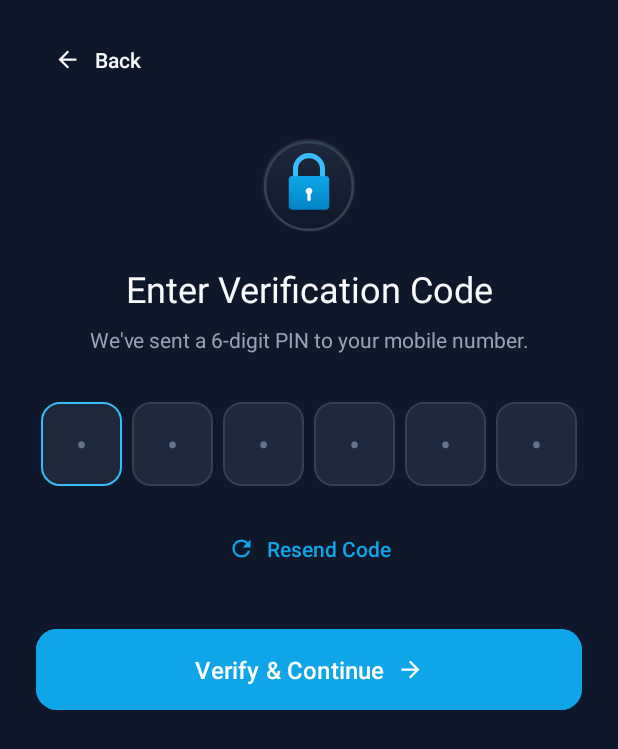
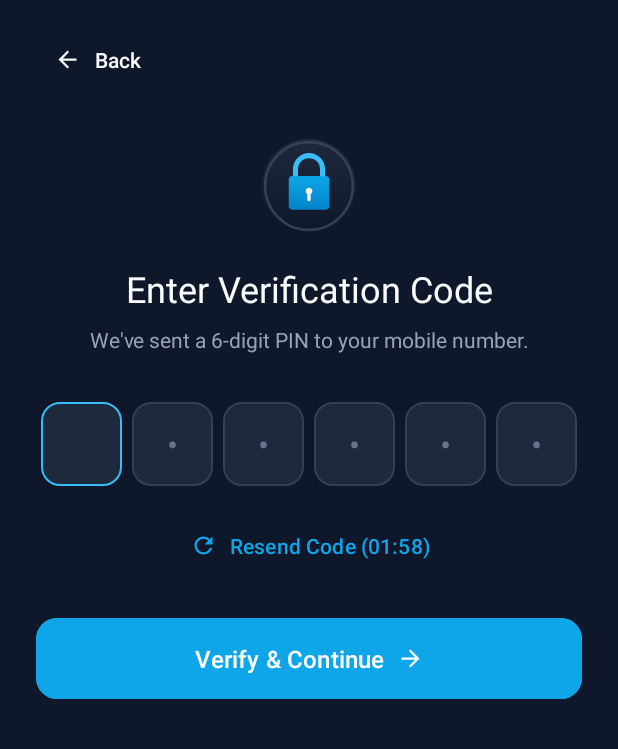
Before and after one commit to zousama-git/vuka-b2ip, an Android app: the VerificationCode screen opened directly, with no data from a screen before it, after a tap on "Verify & Continue", on a phone screen of 412 x 824 dp. Shown: the top 749 px of the screen. Run offline under Robolectric (Android 15) with nearby library versions, the phone set to English and light mode, and no system bars; 1 statement that could not run was skipped; 1 other tap on this screen came first.

Commit message:
Add ride verification and OTP resend flow
Require a license-plate photo before unlocking passenger trip safety controls, add a timed OTP resend button, and update the trip screen to display a random demo route. Remove the SOS and stop-sharing controls.

```diff
--- a/app/src/main/java/com/example/vuka/VerificationCode.java
+++ b/app/src/main/java/com/example/vuka/VerificationCode.java
@@ -2,6 +2,7 @@ package com.example.vuka;
 
 import android.content.Intent;
 import android.os.Bundle;
+import android.os.CountDownTimer;
 import android.text.Editable;
 import android.text.TextWatcher;
 import android.view.KeyEvent;
@@ -15,11 +16,13 @@ import androidx.core.view.ViewCompat;
 import androidx.core.view.WindowCompat;
 import androidx.core.view.WindowInsetsCompat;
 
-/**
- * VerificationCode Activity - Handles 6-digit OTP UI, auto-focus navigation, and user routing.
- * Written with clean, simple Java 8 constructs for students.
- */
+import com.google.android.material.button.MaterialButton;
+
+import java.util.Locale;
+
 public class VerificationCode extends AppCompatActivity {
+    private EditText[] otpBoxes;
+    private MaterialButton btnResendCode;
 
     @Override
     protected void onCreate(Bundle savedInstanceState) {
@@ -27,7 +30,6 @@ public class VerificationCode extends AppCompatActivity {
         WindowCompat.enableEdgeToEdge(getWindow());
         setContentView(R.layout.activity_verification_code);
 
-        // Adjust padding for system bars
         View mainView = findViewById(R.id.main);
         if (mainView != null) {
             ViewCompat.setOnApplyWindowInsetsListener(mainView, (v, insets) -> {
@@ -37,110 +39,98 @@ public class VerificationCode extends AppCompatActivity {
             });
         }
 
-        // Attach auto-advance listeners to the OTP digit fields
+        btnResendCode = findViewById(R.id.btnResendCode);
         setupOtpInputs();
     }
 
-    /**
-     * Sets up text change and key listeners on the 6 digit boxes to auto-advance focus.
-     */
     private void setupOtpInputs() {
-        EditText et2 = findViewById(R.id.editTextNumber2);
-        EditText et3 = findViewById(R.id.editTextNumber3);
-        EditText et4 = findViewById(R.id.editTextNumber4);
-        EditText et5 = findViewById(R.id.editTextNumber5);
-        EditText et6 = findViewById(R.id.editTextNumber6);
-        EditText et7 = findViewById(R.id.editTextNumber7);
+        int[] ids = {R.id.editTextNumber2, R.id.editTextNumber3, R.id.editTextNumber4, R.id.editTextNumber5, R.id.editTextNumber6, R.id.editTextNumber7};
+        otpBoxes = new EditText[ids.length];
 
-        EditText[] otpBoxes = new EditText[]{et2, et3, et4, et5, et6, et7};
+        for (int i = 0; i < ids.length; i++) {
+            int idx = i;
+            otpBoxes[i] = findViewById(ids[i]);
+            if (otpBoxes[i] == null) continue;
 
-        for (int i = 0; i < otpBoxes.length; i++) {
-            final int currentIndex = i;
-            EditText currentBox = otpBoxes[i];
-            if (currentBox == null) continue;
-
-            currentBox.addTextChangedListener(new TextWatcher() {
-                @Override
-                public void beforeTextChanged(CharSequence s, int start, int count, int after) {}
-
-                @Override
-                public void onTextChanged(CharSequence s, int start, int before, int count) {
-                    if (s.length() == 1 && currentIndex < otpBoxes.length - 1) {
-                        EditText nextBox = otpBoxes[currentIndex + 1];
-                        if (nextBox != null) {
-                            nextBox.requestFocus();
-                        }
+            otpBoxes[i].setOnFocusChangeListener((v, hasFocus) -> { //removes dots when on current box
+                if (v instanceof EditText) {
+                    EditText box = (EditText) v;
+                    if (hasFocus) {
+                        box.setHint("");
+                    } else if (box.getText().length() == 0) {
+                        box.setHint("•");
                     }
                 }
-
-                @Override
-                public void afterTextChanged(Editable s) {}
             });
 
-            currentBox.setOnKeyListener((v, keyCode, event) -> {
-                if (keyCode == KeyEvent.KEYCODE_DEL && event.getAction() == KeyEvent.ACTION_DOWN) {
-                    if (currentBox.getText().toString().isEmpty() && currentIndex > 0) {
-                        EditText prevBox = otpBoxes[currentIndex - 1];
-                        if (prevBox != null) {
-                            prevBox.requestFocus();
-                            return true;
-                        }
-                    }
+            otpBoxes[i].addTextChangedListener(new TextWatcher() { //change to next box after input
+                public void beforeTextChanged(CharSequence s, int start, int count, int after) {}
+                public void afterTextChanged(Editable s) {}
+                public void onTextChanged(CharSequence s, int start, int before, int count) {
+                    if (s.length() == 1 && idx < otpBoxes.length - 1) otpBoxes[idx + 1].requestFocus();
+                }
+            });
+
+            otpBoxes[i].setOnKeyListener((v, code, e) -> {
+                if (code == KeyEvent.KEYCODE_DEL && e.getAction() == KeyEvent.ACTION_DOWN && otpBoxes[idx].getText().length() == 0 && idx > 0) {
+                    otpBoxes[idx - 1].requestFocus();
+                    return true;
                 }
                 return false;
             });
         }
     }
 
-    /**
-     * Called when the user clicks the "Verify & Continue" button.
-     */
+    //resend otp
+    public void resendCode(View view) {
+        if (btnResendCode != null) {
+            btnResendCode.setEnabled(false);
+        }
+        Toast.makeText(this, "New verification code sent!", Toast.LENGTH_SHORT).show();
+
+        // 120,000 ms cooldown timer
+        new CountDownTimer(120000, 1000) {
+            public void onTick(long millisUntilFinished) {
+                long secondsLeft = millisUntilFinished / 1000;
+                long min = secondsLeft / 60;
+                long sec = secondsLeft % 60;
+                if (btnResendCode != null) {
+                    btnResendCode.setText(String.format(Locale.getDefault(), "Resend Code (%02d:%02d)", min, sec));
+                }
+            }
+
+            public void onFinish() {
+                if (btnResendCode != null) {
+                    btnResendCode.setEnabled(true);
+                    btnResendCode.setText(R.string.resend_code);
+                }
+            }
+        }.start();
+    }
+
     public void startDriver(View verifyButton) {
         boolean isDriver = getIntent().getBooleanExtra("isDriver", false);
 
-        String enteredOtp = readOtpFromInputFields();
-        if (enteredOtp.length() < 6) {
+        if (readOtpFromInputFields().length() < 6) {
             Toast.makeText(this, "Please enter all 6 digits of your OTP code", Toast.LENGTH_SHORT).show();
             return;
         }
 
-        navigateToTargetActivity(isDriver);
-    }
-
-    /**
-     * Reads and combines the 6 separate OTP digit boxes into a single string.
-     */
-    private String readOtpFromInputFields() {
-        EditText et2 = findViewById(R.id.editTextNumber2);
-        EditText et3 = findViewById(R.id.editTextNumber3);
-        EditText et4 = findViewById(R.id.editTextNumber4);
-        EditText et5 = findViewById(R.id.editTextNumber5);
-        EditText et6 = findViewById(R.id.editTextNumber6);
-        EditText et7 = findViewById(R.id.editTextNumber7);
-
-        StringBuilder otpBuilder = new StringBuilder();
-        if (et2 != null) otpBuilder.append(et2.getText().toString());
-        if (et3 != null) otpBuilder.append(et3.getText().toString());
-        if (et4 != null) otpBuilder.append(et4.getText().toString());
-        if (et5 != null) otpBuilder.append(et5.getText().toString());
-        if (et6 != null) otpBuilder.append(et6.getText().toString());
-        if (et7 != null) otpBuilder.append(et7.getText().toString());
-
-        return otpBuilder.toString().trim();
-    }
-
-    /**
-     * Navigates to Driver Activity if user is a driver, or Passenger Activity if passenger.
-     */
-    private void navigateToTargetActivity(boolean isDriver) {
         Intent nextIntent = new Intent(VerificationCode.this, isDriver ? Driver.class : Passenger.class);
         startActivity(nextIntent);
         finish();
     }
 
-    /**
-     * Called when the user clicks the "Back" button.
-     */
+    private String readOtpFromInputFields() {
+        StringBuilder otp = new StringBuilder();
+        if (otpBoxes != null) {
+            for (EditText box : otpBoxes) {
+                if (box != null) otp.append(box.getText().toString());
+            }
+        }
+        return otp.toString().trim();
+    }
+
     public void goBack(View backButton) {
         finish();
     }
--- a/app/src/main/res/layout/activity_verification_code.xml
+++ b/app/src/main/res/layout/activity_verification_code.xml
@@ -209,23 +209,21 @@
                     tools:text="0" />
             </LinearLayout>
 
-            <!-- Resend Code (TextView) -->
-            <TextView
-                android:id="@+id/textView14"
+            <!-- Resend Code Button -->
+            <com.google.android.material.button.MaterialButton
+                android:id="@+id/btnResendCode"
+                style="@style/Widget.Material3.Button.TextButton"
                 android:layout_width="wrap_content"
                 android:layout_height="wrap_content"
-                android:layout_marginTop="24dp"
-                android:background="?attr/selectableItemBackgroundBorderless"
-                android:clickable="true"
-                android:drawablePadding="8dp"
-                android:focusable="true"
+                android:layout_marginTop="16dp"
                 android:fontFamily="sans-serif-medium"
-                android:gravity="center"
-                android:padding="8dp"
+                android:onClick="resendCode"
                 android:text="@string/resend_code"
                 android:textColor="@color/primary"
                 android:textSize="14sp"
-                app:drawableStartCompat="@drawable/ic_resend"
+                app:icon="@drawable/ic_resend"
+                app:iconPadding="8dp"
+                app:iconTint="@color/primary"
                 app:layout_constraintEnd_toEndOf="parent"
                 app:layout_constraintStart_toStartOf="parent"
                 app:layout_constraintTop_toBottomOf="@+id/otpContainer" />
@@ -235,7 +233,7 @@
                 android:id="@+id/button3"
                 android:layout_width="match_parent"
                 android:layout_height="54dp"
-                android:layout_marginTop="36dp"
+                android:layout_marginTop="24dp"
                 android:backgroundTint="@color/primary"
                 android:fontFamily="sans-serif-medium"
                 android:insetTop="0dp"
@@ -252,7 +250,7 @@
                 app:iconTint="@color/white"
                 app:layout_constraintEnd_toEndOf="parent"
                 app:layout_constraintStart_toStartOf="parent"
-                app:layout_constraintTop_toBottomOf="@+id/textView14" />
+                app:layout_constraintTop_toBottomOf="@+id/btnResendCode" />
 
         </androidx.constraintlayout.widget.ConstraintLayout>
     </ScrollView>
--- a/app/src/main/res/values/strings.xml
+++ b/app/src/main/res/values/strings.xml
@@ -16,7 +16,7 @@
     <string name="back">Back</string>
     <string name="otp_hint">•</string>
 
-    <string name="verified_driver">✔ Verified Driver</string>
+    <string name="verified_driver">Verified Driver</string>
     <string name="plate_number">XYZ 123 GP</string>
     <string name="online">Online</string>
     <string name="trip_safety_profile">Trip Safety Profile</string>
@@ -67,5 +67,5 @@
     <string name="desc_lock_icon">Lock Icon</string>
     <string name="desc_driver_avatar">Driver Avatar</string>
 
-    <string name="mapbox_access_token">pk.eyJ1Ijoiem91c2FtYS1naXQiLCJhIjoiY213ZTgzZTk2MGR6ODMwczdyaHR3emdzbiJ9.amUotvvN4LAaI2EvG5HuNg</string>
+    <string name="mapbox_access_token">pk.eyJ1Ijoiem91c2FtYS1naXQiLCJhIjoiY213ZTgzZTk2MGR6ODMwczdyaHR3emdzbiJ9.amUotvvN4LAaI2EvG5HuNg</string> <!--will hide it later-->
 </resources>
```
Also changed, not shown: app/src/main/java/com/example/vuka/LogIn.java (+4 -47 lines), app/src/main/java/com/example/vuka/MainActivity.java (+0 -13 lines), app/src/main/java/com/example/vuka/Passenger.java (+34 -34 lines), app/src/main/java/com/example/vuka/PassengerTrip.java (+33 -140 lines), app/src/main/res/layout/activity_passenger.xml (+9 -6 lines), app/src/main/res/layout/activity_passenger_trip.xml (+0 -35 lines).
